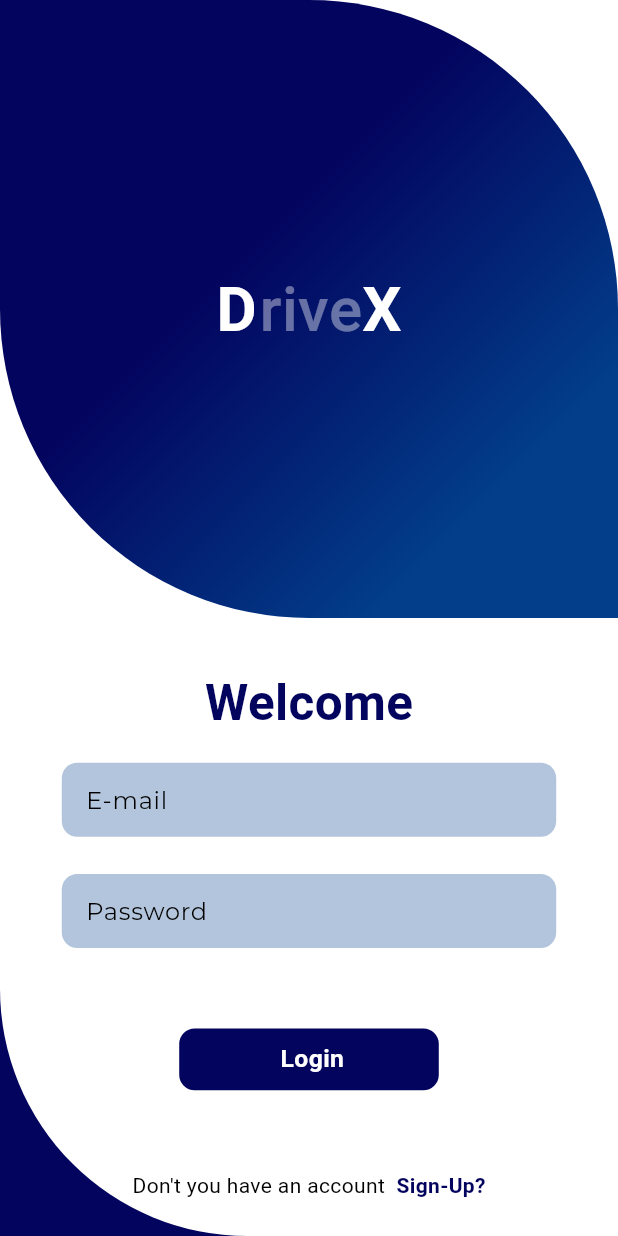
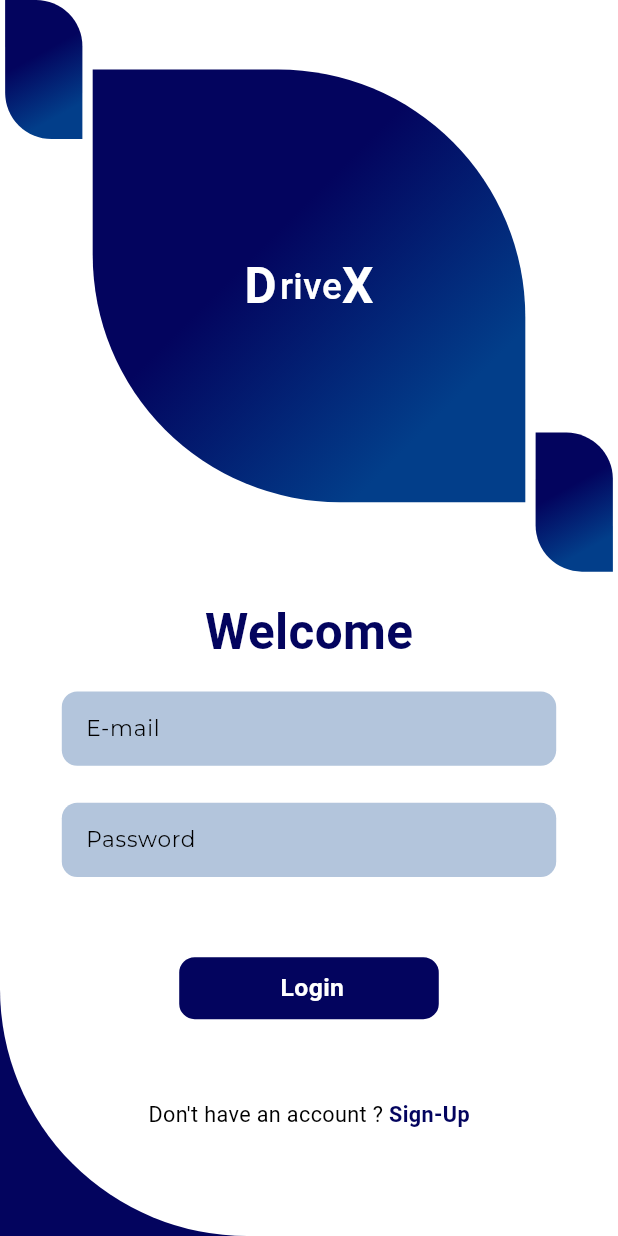
Before and after one commit to Sahlaa-k/DriveX, a Flutter app: the screen it shows after launch, on a phone screen of 412 x 824 dp. Run offline on Flutter 3.47's test engine with Material 3 defaults, Android fonts, the light colour scheme and no system bars; our stand-ins replace firebase_core, flutter_riverpod, google_fonts, smooth_page_indicator; accounts and stored records are empty; Roboto replaces fonts that are missing (Benne, Inika).

Commit message:
kamal_edited

```diff
--- a/lib/feature/auth/screens/login.dart
+++ b/lib/feature/auth/screens/login.dart
@@ -40,20 +40,23 @@ class _LoginPageState extends State<LoginPage> {
               child: Column(
                 children: [
                   Center(
-                    child: Container(
-                      height: width * 1,
-                      width: width * 1,
-                      child: Center(
-                        child: AnimatedLogo2(
-                          fontSize: height * 0.05,
-                          animateLetters: true,
-                        ),
-                      ),
+                    child: Row(mainAxisAlignment: MainAxisAlignment.spaceAround,
+                      children: [
+                        Column(mainAxisAlignment: MainAxisAlignment.spaceEvenly,
+                          // mainAxisAlignment: MainAxisAlignment.end,
+                                              mainAxisSize: MainAxisSize.max,
+                        // crossAxisAlignment: CrossAxisAlignment.end,
+                          children: [
+
+                            Container(
+                              height: width * .225,
+                              width: width * .125,
+
                               decoration: BoxDecoration(
                                   // color: ColorConstant.secondaryColor.withOpacity(0.2),
                                   borderRadius: BorderRadius.only(
-                              bottomLeft: Radius.circular(width * 0.5),
-                              topRight: Radius.circular(width * 0.5),
+                                    topRight: Radius.circular(width*0.075),
+                                    bottomLeft: Radius.circular(width*0.075)
                                       // bottomRight: Radius.circular(width * 0.4),
                                       // topLeft: Radius.circular(width * 0.4),
                                       ),
@@ -71,9 +74,85 @@ class _LoginPageState extends State<LoginPage> {
                                       ),
                                       ),
                             ),
+                            SizedBox(
+                              height: width*.7,
+                            ),
+                          ],
+                        ),
+
+                        Container(
+                          height: width * .7,
+                          width: width * .7,
+                          child: Center(
+                            child: AnimatedLogo2(
+                              fontSize: height * 0.04,
+                              animateLetters: true,
+                            ),
+                          ),
+                          decoration: BoxDecoration(
+                              // color: ColorConstant.secondaryColor.withOpacity(0.2),
+                              borderRadius: BorderRadius.only(
+                                  bottomLeft: Radius.circular(width * 0.4),
+                                  topRight: Radius.circular(width * 0.4),
+                                  // bottomRight: Radius.circular(width * 0.4),
+                                  // topLeft: Radius.circular(width * 0.4),
+                                  ),
+                              // shape: BoxShape.circle,
+                              gradient: LinearGradient(
+                                  colors: [
+                                    // ColorConstant.secondaryColor,
+                                    ColorConstant.primaryColor,
+                                    ColorConstant.secondaryColor,
+
+                                  ],
+                                  begin: Alignment.topLeft,
+                                  end: Alignment.bottomRight,
+                                  stops: [0.4, 0.8]
+                                  ),
+                                  ),
+                        ),
+
+                        Column(mainAxisAlignment: MainAxisAlignment.spaceEvenly,
+                          // mainAxisAlignment: MainAxisAlignment.end,
+                                              mainAxisSize: MainAxisSize.max,
+                        // crossAxisAlignment: CrossAxisAlignment.end,
+                          children: [
+                            SizedBox(
+                              height: width*.7,
+                            ),
+                            Container(
+                              height: width * .225,
+                              width: width * .125,
+
+                              decoration: BoxDecoration(
+                                  // color: ColorConstant.secondaryColor.withOpacity(0.2),
+                                  borderRadius: BorderRadius.only(
+                                    topRight: Radius.circular(width*0.075),
+                                    bottomLeft: Radius.circular(width*0.075)
+                                      // bottomRight: Radius.circular(width * 0.4),
+                                      // topLeft: Radius.circular(width * 0.4),
+                                      ),
+                                  // shape: BoxShape.circle,
+                                  gradient: LinearGradient(
+                                      colors: [
+                                        // ColorConstant.secondaryColor,
+                                        ColorConstant.primaryColor,
+                                        ColorConstant.secondaryColor,
+
+                                      ],
+                                      begin: Alignment.topLeft,
+                                      end: Alignment.bottomRight,
+                                      stops: [0.4, 0.8]
+                                      ),
+                                      ),
+                            ),
+                          ],
+                        ),
+                      ],
+                    ),
                   ),
                   SizedBox(
-                    height: height * 0.04,
+                    height: height * 0.02,
                   ),
                   Text(
                     "Welcome",
@@ -110,6 +189,7 @@ class _LoginPageState extends State<LoginPage> {
                           filled: true,
                           labelText: "E-mail",
                           labelStyle: GoogleFonts.montserrat(
+                            fontSize: width*.035,
                             color: ColorConstant.thirdColor,
                             fontWeight: FontWeight.w400,
                           ),
@@ -148,6 +228,7 @@ class _LoginPageState extends State<LoginPage> {
                           filled: true,
                           labelText: "Password",
                           labelStyle: GoogleFonts.montserrat(
+                            fontSize: width*.035,
                             color: ColorConstant.thirdColor,
                             fontWeight: FontWeight.w400,
                           ),
@@ -196,8 +277,9 @@ class _LoginPageState extends State<LoginPage> {
                     crossAxisAlignment: CrossAxisAlignment.center,
                     children: [
                       Text(
-                        "Don't you have an account ",
+                        "Don't have an account ?",
                         style: TextStyle(
+                          fontSize: width*.035,
                           color: ColorConstant.thirdColor,
                         ),
                       ),
@@ -211,8 +293,9 @@ class _LoginPageState extends State<LoginPage> {
                               (route) => false);
                         },
                         child: Text(
-                          " Sign-Up?",
+                          " Sign-Up",
                           style: TextStyle(
+                            fontSize: width*.035,
                               color: ColorConstant.primaryColor,
                               fontWeight: FontWeight.w700),
                         ),
```
Also changed, not shown: lib/feature/auth/screens/signUp.dart (+34 -15 lines), lib/feature/onboarding/animatedLogo2.dart (+5 -2 lines), lib/pages/home.dart (+8 -5 lines), 4 other files. Lines whose indentation alone changed are shown as unchanged.
